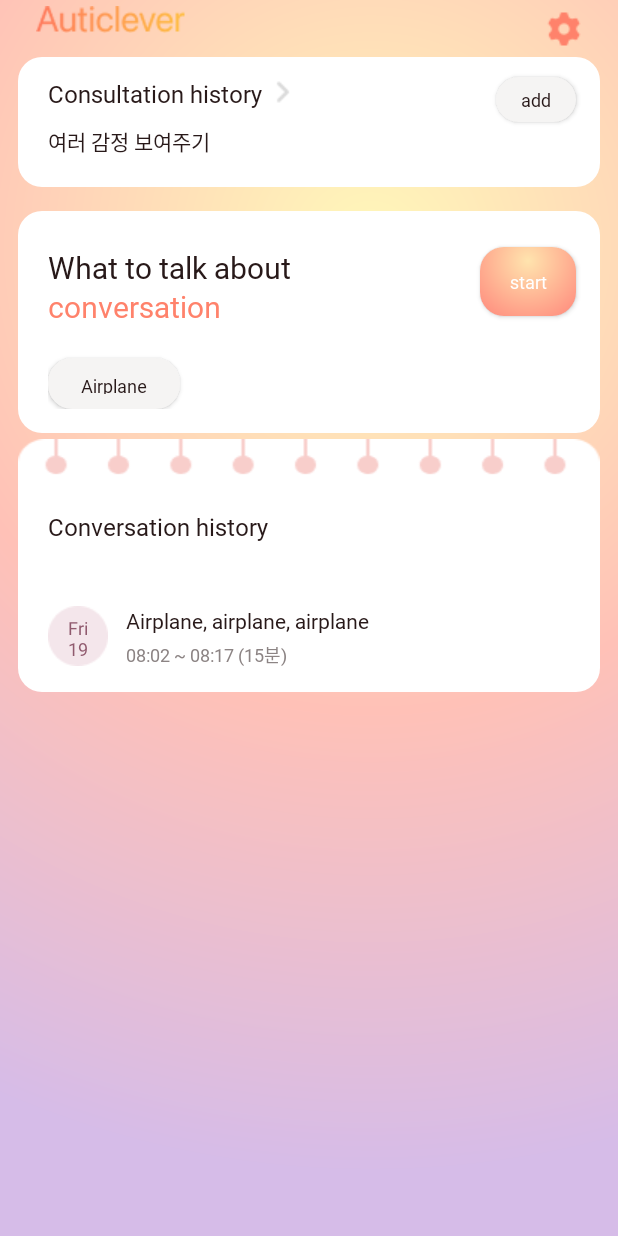
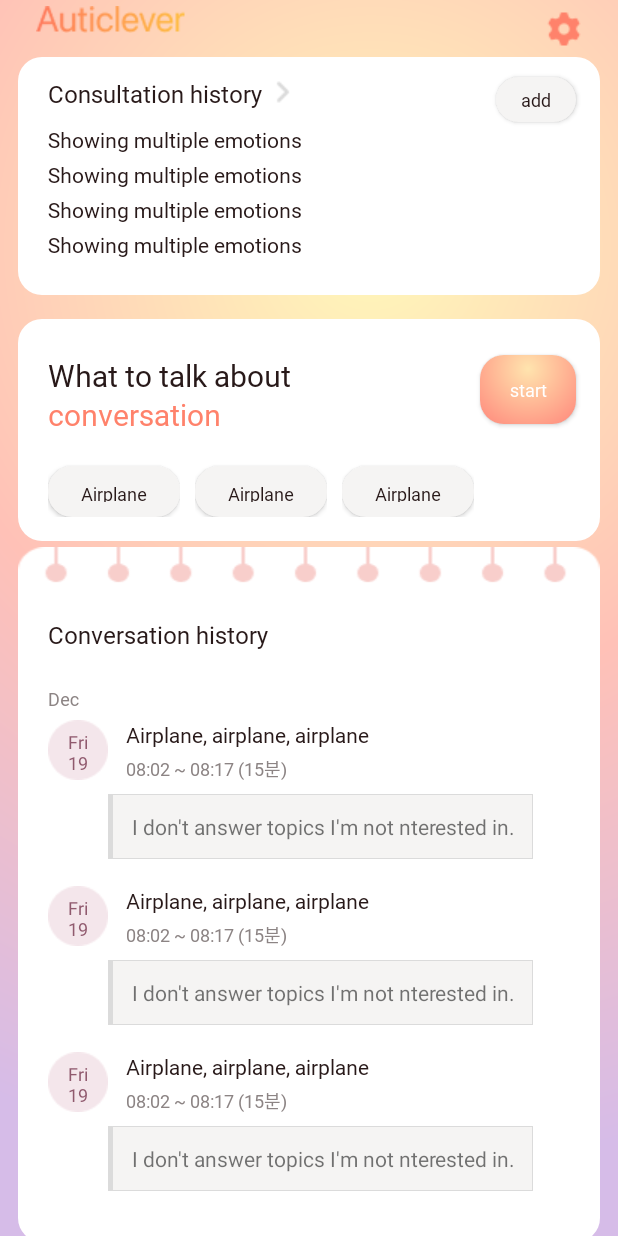
Before and after one commit to GDSC-SWU/2024-Auticlever-SolutionChallenge, an Android app: the layout fragment_main.xml on its own in the app's theme, with its tools: preview values and no code run, on a phone screen of 412 x 824 dp. Run offline under Robolectric (Android 15) with nearby library versions, the light colour scheme and no system bars.

Commit message:
[feat] 메인화면 ui 최종완료

```diff
--- /dev/null
+++ b/frontend/app/src/main/res/drawable/main_rv_memo.xml
@@ -0,0 +1,13 @@
+<?xml version="1.0" encoding="utf-8"?>
+<inset xmlns:android="http://schemas.android.com/apk/res/android"
+    android:insetRight="-3dp"
+    android:insetTop="-3dp"
+    android:insetBottom="-3dp">
+<shape xmlns:android="http://schemas.android.com/apk/res/android"
+    android:shape="rectangle">
+    <solid android:color="@color/gray6"/>
+    <stroke
+        android:color="@color/gray5"
+        android:width="3dp"/>
+</shape>
+</inset>
--- a/frontend/app/src/main/res/layout/fragment_main.xml
+++ b/frontend/app/src/main/res/layout/fragment_main.xml
@@ -46,7 +46,7 @@
         app:layout_constraintStart_toStartOf="parent"
         app:layout_constraintTop_toBottomOf="@id/iv_auticlever"
         tools:listitem="@layout/item_main_consult"
-        tools:itemCount="1"/>
+        tools:itemCount="4"/>
 
     <TextView
         android:id="@+id/tv_consult_records"
@@ -167,7 +167,7 @@
         android:layout_marginEnd="12dp"
         android:background="@drawable/main_rv_half"
         android:paddingLeft="20dp"
-        android:paddingTop="86dp"
+        android:paddingTop="90dp"
         android:paddingRight="16dp"
         android:paddingBottom="16dp"
         app:layoutManager="androidx.recyclerview.widget.GridLayoutManager"
@@ -175,8 +175,7 @@
         app:layout_constraintStart_toStartOf="parent"
         app:layout_constraintTop_toBottomOf="@+id/iv_notebook"
         app:spanCount="1"
-        tools:listitem="@layout/item_main_conver"
-        tools:itemCount="1"/>
+        tools:listitem="@layout/item_main_conver" />
 
     <TextView
         android:id="@+id/tv_conversation"
@@ -190,4 +189,17 @@
         android:fontFamily="@font/font_pretendard_semibold"
         app:layout_constraintStart_toStartOf="@+id/rv_conversation"
         app:layout_constraintTop_toTopOf="@+id/rv_conversation" />
+
+    <TextView
+        android:id="@+id/tv_month"
+        android:layout_width="wrap_content"
+        android:layout_height="wrap_content"
+        android:layout_marginStart="20dp"
+        android:layout_marginTop="23dp"
+        android:fontFamily="@font/font_pretendard_bold"
+        android:textColor="@color/gray3"
+        android:textSize="12sp"
+        app:layout_constraintStart_toStartOf="@+id/rv_conversation"
+        app:layout_constraintTop_toBottomOf="@+id/tv_conversation"
+        tools:text="Dec" />
 </androidx.constraintlayout.widget.ConstraintLayout>
--- a/frontend/app/src/main/res/layout/item_main_consult.xml
+++ b/frontend/app/src/main/res/layout/item_main_consult.xml
@@ -2,7 +2,8 @@
 <androidx.constraintlayout.widget.ConstraintLayout xmlns:android="http://schemas.android.com/apk/res/android"
     xmlns:app="http://schemas.android.com/apk/res-auto"
     android:layout_width="match_parent"
-    android:layout_height="match_parent"
+    android:layout_height="wrap_content"
+    android:paddingBottom="4dp"
     xmlns:tools="http://schemas.android.com/tools">
 
     <TextView
@@ -14,5 +15,5 @@
         android:textSize="14sp"
         app:layout_constraintStart_toStartOf="parent"
         app:layout_constraintTop_toTopOf="parent"
-        tools:text="여러 감정 보여주기"/>
+        tools:text="Showing multiple emotions"/>
 </androidx.constraintlayout.widget.ConstraintLayout>
--- a/frontend/app/src/main/res/layout/item_main_conver.xml
+++ b/frontend/app/src/main/res/layout/item_main_conver.xml
@@ -3,7 +3,8 @@
     xmlns:app="http://schemas.android.com/apk/res-auto"
     xmlns:tools="http://schemas.android.com/tools"
     android:layout_width="match_parent"
-    android:layout_height="match_parent">
+    android:layout_height="wrap_content"
+    android:paddingBottom="18dp">
 
     <ImageView
         android:id="@+id/iv_circle"
@@ -61,4 +62,19 @@
         app:layout_constraintStart_toEndOf="@id/iv_circle"
         app:layout_constraintTop_toBottomOf="@id/tv_text1"
         tools:text="08:02 ~ 08:17 (15분)" />
+
+    <TextView
+        android:id="@+id/tv_memo"
+        android:layout_width="wrap_content"
+        android:layout_height="wrap_content"
+        android:layout_marginStart="40dp"
+        android:layout_marginTop="8dp"
+        android:paddingVertical="12dp"
+        android:paddingLeft="16dp"
+        android:paddingRight="11dp"
+        android:background="@drawable/main_rv_memo"
+        app:layout_constraintStart_toStartOf="parent"
+        app:layout_constraintTop_toBottomOf="@+id/tv_text2"
+        tools:text="I don't answer topics I'm not nterested in." />
+
 </androidx.constraintlayout.widget.ConstraintLayout>
--- a/frontend/app/src/main/res/layout/item_main_keyword.xml
+++ b/frontend/app/src/main/res/layout/item_main_keyword.xml
@@ -1,8 +1,9 @@
 <?xml version="1.0" encoding="utf-8"?>
 <androidx.constraintlayout.widget.ConstraintLayout xmlns:android="http://schemas.android.com/apk/res/android"
     xmlns:app="http://schemas.android.com/apk/res-auto"
-    android:layout_width="match_parent"
-    android:layout_height="match_parent"
+    android:layout_width="wrap_content"
+    android:layout_height="wrap_content"
+    android:paddingRight="10dp"
     xmlns:tools="http://schemas.android.com/tools">
 
     <androidx.appcompat.widget.AppCompatButton
```
